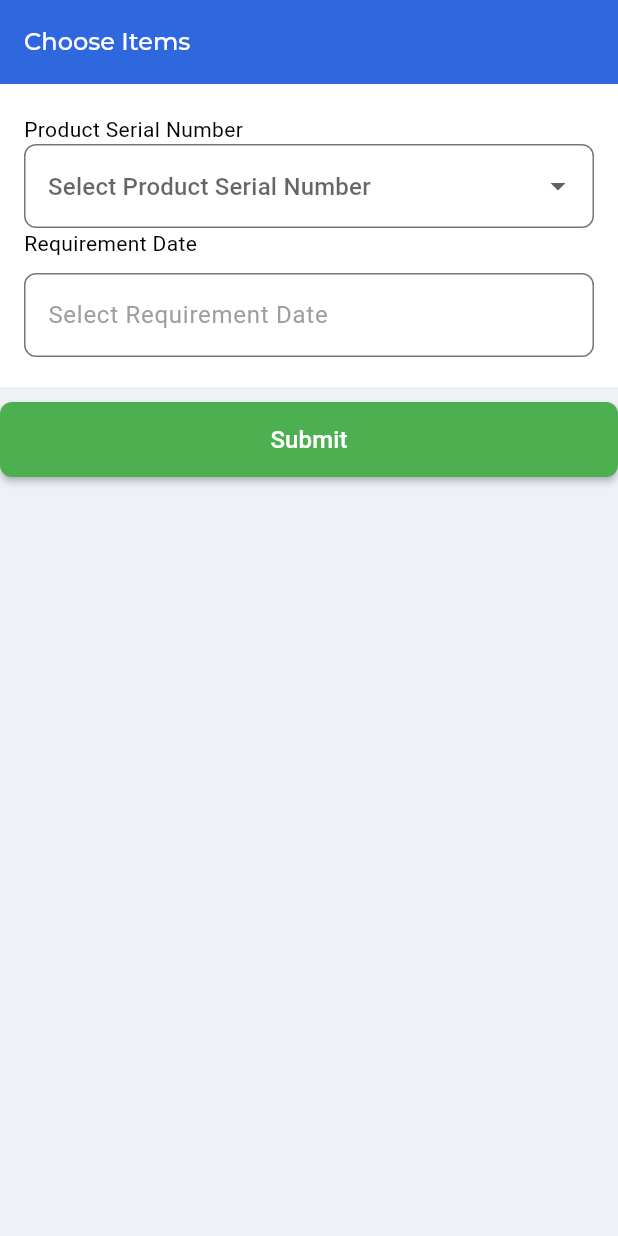
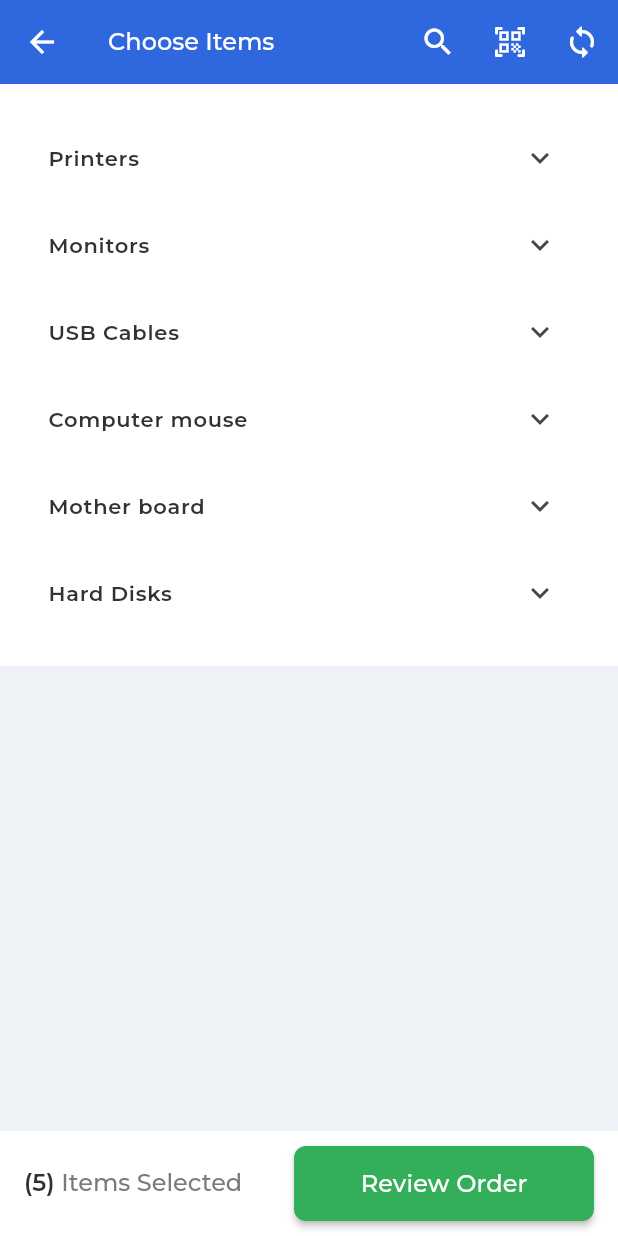
Before and after one commit to Ritik0110/service_management, a Flutter app: the ChooseItems screen opened directly, on a phone screen of 412 x 824 dp. Run offline on Flutter 3.47's test engine with Material 3 defaults, Android fonts, the phone set to English and light mode, and no system bars; our stand-ins replace cached_network_image, easy_date_timeline, get; project files that could hold a hidden picture were left out.

Commit message:
- purchase request form done  - purchase request review page done   - choose items page done

```diff
--- a/lib/common_widgets/common_button.dart
+++ b/lib/common_widgets/common_button.dart
@@ -5,8 +5,9 @@
 
 class CommonMaterialButton extends StatelessWidget {
   CommonMaterialButton(
-      {required this.buttonText, required this.onTap, super.key});
+      {required this.buttonText, required this.onTap,this.width, super.key});
   String buttonText;
+  double? width;
   void Function() onTap;
 
   @override
@@ -16,7 +17,7 @@
         borderRadius: BorderRadius.circular(8),
       ),
       color: AppColors.green33AColor,
-      minWidth: double.infinity,
+      minWidth: width ?? double.maxFinite,
       height: 50,
       onPressed: onTap,
       child: Text(buttonText, style: AppTextStyle.white16medium),
--- a/lib/screens/choose_items/choose_items.dart
+++ b/lib/screens/choose_items/choose_items.dart
@@ -1,4 +1,9 @@
+import 'package:cached_network_image/cached_network_image.dart';
 import 'package:flutter/material.dart';
+import 'package:service_call_management/common_widgets/common_button.dart';
+import 'package:service_call_management/screens/purchase_order_review/purhcase_order_review.dart';
+import 'package:service_call_management/utils/app_colors.dart';
+import 'package:service_call_management/utils/app_test_style.dart';
 import 'package:service_call_management/utils/extension/size_extension.dart';
 
 class ChooseItems extends StatelessWidget {
@@ -9,8 +14,24 @@
     return Scaffold(
       appBar: AppBar(
         title: const Text('Choose Items'),
+        actions: [
+          IconButton(
+            onPressed: () {},
+            icon: const Icon(Icons.search),
           ),
-      body: Column(
+          IconButton(
+            onPressed: () {},
+            icon: const Icon(Icons.qr_code_scanner_rounded),
+          ),
+          IconButton(
+            onPressed: () {},
+            icon: const Icon(Icons.sync_rounded),
+          ),
+        ],
+      ),
+      body: Stack(
+        children: [
+          Column(
             children: [
               Container(
                 color: Colors.white,
@@ -22,78 +43,131 @@
                 child: Column(
                   crossAxisAlignment: CrossAxisAlignment.start,
                   children: [
+                    ExpansionTile(
+                        title: Text(
+                          "Printers",
+                          style: AppTextStyle.black323semi14,
+                        ),
+                        children: [
+                          Container(
+                            padding: const EdgeInsets.symmetric(vertical: 10),
+                            color: AppColors.scaffoldColor,
+                            child: Row(
+                              mainAxisAlignment: MainAxisAlignment.start,
+                              children: [
+                                Checkbox(value: false, onChanged: (value) {}),
+                                CachedNetworkImage(
+                                  imageUrl:
+                                      "https://4.imimg.com/data4/GL/UP/MY-5812789/3-printer.jpg",
+                                  width: 50,
+                                  height: 50,
+                                  fit: BoxFit.cover,
+                                ),
+                                10.sizedBoxWidth,
+                                Expanded(
+                                  flex: 2,
+                                  child: Column(
+                                    crossAxisAlignment:
+                                        CrossAxisAlignment.start,
+                                    children: [
                                       Text(
-                  'Product Serial Number',
-                  style: TextStyle(
-                    color: Colors.black,
-                    fontSize: 14,
-                    fontWeight: FontWeight.w400,
+                                        "HP LaserJet Pro M15w",
+                                        softWrap: true,
+                                        style: AppTextStyle.black323medium14,
+                                        maxLines: 2,
+                                        overflow: TextOverflow.ellipsis,
+                                      ),
+                                      Text(
+                                        "\$400",
+                                        style: AppTextStyle.black323semi16,
+                                      ),
+                                    ],
                                   ),
                                 ),
-                DropdownButtonFormField(
-                  items: ['One', 'Two', 'Three']
-                      .map((String category) {
-                        return DropdownMenuItem(
-                          value: category,
-                          child: Text(category),
-                        );
-                      })
-                      .toList(),
-                  onChanged: (value) {},
-                  decoration: InputDecoration(
-                    hintText: 'Select Product Serial Number',
-                    hintStyle: TextStyle(
-                      color: Colors.grey,
-                      fontSize: 16,
-                      fontWeight: FontWeight.w400,
+                                Expanded(
+                                  child: Column(
+                                    crossAxisAlignment: CrossAxisAlignment.end,
+                                    children: [
+                                      Text(
+                                        "A0001",
+                                        style: AppTextStyle.grey84regular14,
                                       ),
-                    border: OutlineInputBorder(
-                      borderRadius: BorderRadius.circular(8),
+                                      Text(
+                                        "-7186",
+                                        style: AppTextStyle.grey84regular14,
+                                      ),
+                                    ],
                                   ),
                                 ),
-                ),
-                Text(
-                  'Requirement Date',
-                  style: TextStyle(
-                    color: Colors.black,
-                    fontSize: 14,
-                    fontWeight: FontWeight.w400,
+                                10.sizedBoxWidth
+                              ],
                             ),
                           ),
-                10.sizedBoxHeight,
-                TextFormField(
-                  decoration: InputDecoration(
-                    hintText: 'Select Requirement Date',
-                    hintStyle: TextStyle(
-                      color: Colors.grey,
-                      fontSize: 16,
-                      fontWeight: FontWeight.w400,
-                    ),
-                    border: OutlineInputBorder(
-                      borderRadius: BorderRadius.circular(8),
-                    ),
+                        ]),
+                    ExpansionTile(
+                        title: Text(
+                      "Monitors",
+                      style: AppTextStyle.black323semi14,
+                    )),
+                    ExpansionTile(
+                        title: Text(
+                      "USB Cables",
+                      style: AppTextStyle.black323semi14,
+                    )),
+                    ExpansionTile(
+                        title: Text(
+                      "Computer mouse",
+                      style: AppTextStyle.black323semi14,
+                    )),
+                    ExpansionTile(
+                        title: Text(
+                      "Mother board",
+                      style: AppTextStyle.black323semi14,
+                    )),
+                    ExpansionTile(
+                        title: Text(
+                      "Hard Disks",
+                      style: AppTextStyle.black323semi14,
+                    )),
+                  ],
                 ),
               ),
             ],
           ),
+          Positioned(
+              bottom: 0,
+              child: Container(
+                width: MediaQuery.of(context).size.width,
+                color: AppColors.whiteColor,
+                padding:
+                    const EdgeInsets.symmetric(horizontal: 16, vertical: 10),
+                child: Row(
+                  mainAxisAlignment: MainAxisAlignment.spaceBetween,
+                  children: [
+                    RichText(
+                        text: TextSpan(
+                            text: "(5) ",
+                            style: AppTextStyle.black323semi16,
+                            children: [
+                          TextSpan(
+                            text: "Items Selected",
+                            style: AppTextStyle.grey7A7medium16,
+                          )
+                        ])),
+                    CommonMaterialButton(
+                      buttonText: "Review Order",
+                      onTap: () {
+                        Navigator.push(
+                            context,
+                            MaterialPageRoute(
+                                builder: (context) =>
+                                    const PurchaseOrderReviewPage()));
+                      },
+                      width: 200,
+                    )
+                  ],
                 ),
-          MaterialButton(
-            shape: RoundedRectangleBorder(
-              borderRadius: BorderRadius.circular(8),
-            ),
-            color: Colors.green,
-            minWidth: double.infinity,
-            height: 50,
-            onPressed: () {},
-            child: Text(
-              'Submit',
-              style: TextStyle(
-                color: Colors.white,
-                fontSize: 16,
-                fontWeight: FontWeight.w500,
-              ),
-            ),
-          ),
+              )),
         ],
       ),
     );
--- a/lib/screens/ticket_details/ticket_details.dart
+++ b/lib/screens/ticket_details/ticket_details.dart
@@ -146,7 +146,7 @@
           height: 50,
           decoration: BoxDecoration(
             color: color.withOpacity(0.1),
-            border: Border.all(color: color),
+            border: Border.all(color: color, width: 1.2),
             borderRadius: BorderRadius.circular(5),
           ),
           child: Center(
--- a/lib/utils/app_test_style.dart
+++ b/lib/utils/app_test_style.dart
@@ -24,7 +24,11 @@
     fontWeight: FontWeight.w700,
   );
 
-
+  // grey84 14
+  static TextStyle grey84regular14 = regularTS.copyWith(
+    color: AppColors.grey848Color,
+    fontSize: 14,
+  );
   static TextStyle grey84regular16 = regularTS.copyWith(
     color: AppColors.grey848Color,
     fontSize: 16,
@@ -37,10 +41,17 @@
     color: AppColors.black323Color,
     fontSize: 14,
   );
+  static TextStyle yellowFF9regular16 = regularTS.copyWith(
+    color: AppColors.yellowFF9Color,
+    fontSize: 16,
+  );
 
 
 
-
+  static TextStyle black323medium14 = mediumTS.copyWith(
+    color: AppColors.black323Color,
+    fontSize: 14,
+  );
   static TextStyle grey7A7medium14 = mediumTS.copyWith(
     color: AppColors.grey7A7Color,
     fontSize: 14,
@@ -68,6 +79,10 @@
 
 
 
+  static TextStyle black323semi14 = semiBoldTS.copyWith(
+    color: AppColors.black323Color,
+    fontSize: 14,
+  );
   static TextStyle grey646semi16 = semiBoldTS.copyWith(
     color: AppColors.grey646Color,
     fontSize: 16,
```
Also changed, not shown: lib/main.dart (+11 -5 lines), lib/screens/purchase_order_review/purhcase_order_review.dart (added, +227 -0 lines), lib/screens/purchase_request_form/purchase_request_form.dart (+24 -8 lines), pubspec.lock. Lines whose indentation alone changed are shown as unchanged.
